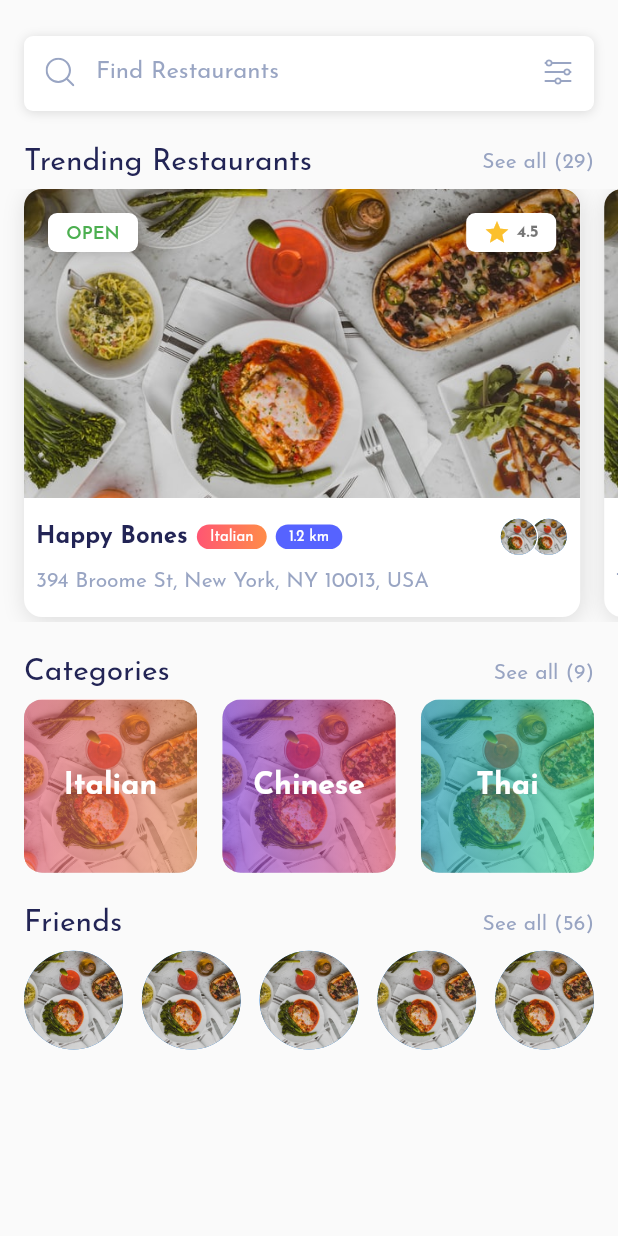
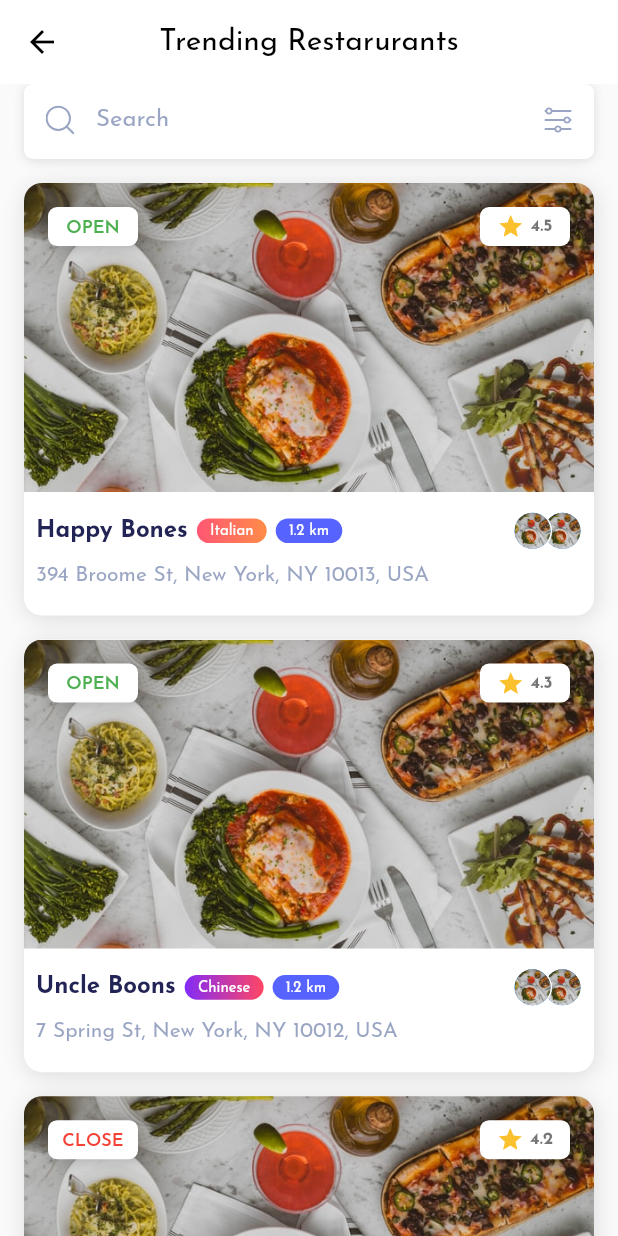
Before and after one commit to iAhmadAmin/FlutterFoodyBite, a Flutter app: the HomePage screen opened directly, after a tap on an icon or button, on a phone screen of 412 x 824 dp. Run offline on Flutter 3.47's test engine with Material 2 defaults, Android fonts, the phone set to English and light mode, and no system bars; our stand-ins replace flutter_svg, get, glassmorphism.

```diff
--- a/lib/constants/colors.dart
+++ b/lib/constants/colors.dart
@@ -7,6 +7,7 @@ const kSecondaryColor = Color(0xFF6E7FAA);
 const kTextColor = Color(0xFF222455);
 final kSecondaryTextColor = const Color(0xFF6E7FAA).withOpacity(0.7);
 final kTextFieldColor = Colors.white.withOpacity(0.25);
+final kBackgroundColor = Colors.white;
 
 // Food Category Gradients
 const kItalianGradient = LinearGradient(colors: [
@@ -61,5 +62,7 @@ LinearGradient getCategoryGradient(FCategory category) {
       return kMaxicanGradient;
     case FCategory.Thai:
       return kThaiGradient;
+    default:
+      return kItalianGradient;
   }
 }
--- a/lib/main.dart
+++ b/lib/main.dart
@@ -1,5 +1,8 @@
 import 'package:flutter/material.dart';
 import 'package:foodybite/utils/size_config.dart';
+import 'package:foodybite/view/pages/AuthFlow/ForgotPass/forgot_pass_page.dart';
+import 'package:foodybite/view/pages/HomeFlow/Filter/filter_page.dart';
+import 'package:foodybite/view/pages/HomeFlow/Trending/trending_restaurants_page.dart';
 import 'package:foodybite/view/pages/RootPage/root_page.dart';
 import 'package:get/get.dart';
 
@@ -24,6 +27,6 @@ class Root extends StatelessWidget {
   @override
   Widget build(BuildContext context) {
     SizeConfig.initSize(context);
-    return RootPage();
+    return FilterPage();
   }
 }
--- a/lib/models/data.dart
+++ b/lib/models/data.dart
@@ -18,4 +18,12 @@ List<Restaurant> restaurantList = [
     isOpen: true,
     category: FCategory.Chinese,
   ),
+  Restaurant(
+    imagePath: Images.food,
+    name: 'Uncle Boons',
+    rating: 4.2,
+    address: '7 Spring St, New York, NY 10012, USA',
+    isOpen: false,
+    category: FCategory.Chinese,
+  ),
 ];
--- a/lib/view/Widgets/restaurant_tile.dart
+++ b/lib/view/Widgets/restaurant_tile.dart
@@ -10,9 +10,11 @@ class RestaurantTile extends StatelessWidget {
   const RestaurantTile({
     Key key,
     @required this.restaurant,
+    this.margin = const EdgeInsets.fromLTRB(kPadding, kPadding, kPadding, 0),
   }) : super(key: key);
 
   final Restaurant restaurant;
+  final EdgeInsetsGeometry margin;
 
   @override
   Widget build(BuildContext context) {
@@ -20,12 +22,9 @@ class RestaurantTile extends StatelessWidget {
     const int circleLimit = noOfFriends > 4 ? 4 : noOfFriends;
     const int more = noOfFriends - 4 > 0 ? noOfFriends - 4 : 0;
     return Container(
-        margin: const EdgeInsets.only(
-          left: kPadding,
-          bottom: 3,
-        ),
+        margin: margin,
         height: getRelativeWidth(0.7),
-        width: getRelativeWidth(0.9),
+        width: getRelativeWidth(1),
         decoration: BoxDecoration(
             borderRadius: BorderRadius.circular(kBorderRadius),
             color: Colors.white,
@@ -40,7 +39,7 @@ class RestaurantTile extends StatelessWidget {
           children: [
             SizedBox(
                 height: getRelativeWidth(0.5),
-                width: getRelativeWidth(0.9),
+                width: getRelativeWidth(1),
                 child: Stack(
                   children: [
                     SizedBox.expand(
@@ -130,7 +129,7 @@ class RestaurantTile extends StatelessWidget {
                 )),
             SizedBox(
               height: getRelativeWidth(0.17),
-              width: getRelativeWidth(0.9),
+              width: getRelativeWidth(1),
               child: Padding(
                 padding: const EdgeInsets.symmetric(
                   horizontal: kPadding / 2,
--- a/lib/view/Widgets/search_field.dart
+++ b/lib/view/Widgets/search_field.dart
@@ -7,7 +7,10 @@ import 'package:foodybite/constants/icons.dart';
 class SearchField extends StatelessWidget {
   const SearchField({
     Key key,
+    this.hint = 'Search',
   }) : super(key: key);
+
+  final String hint;
 
   @override
   Widget build(BuildContext context) {
@@ -32,7 +35,7 @@ class SearchField extends StatelessWidget {
         style:
             Theme.of(context).textTheme.subtitle1.copyWith(color: kTextColor),
         decoration: InputDecoration(
-          hintText: 'Find Restaurants',
+          hintText: hint,
           hintStyle: Theme.of(context)
               .textTheme
               .subtitle1
--- a/lib/view/pages/AuthFlow/ForgotPass/forgot_pass_page.dart
+++ b/lib/view/pages/AuthFlow/ForgotPass/forgot_pass_page.dart
@@ -6,7 +6,6 @@ import 'package:foodybite/utils/size_config.dart';
 import 'package:foodybite/utils/validators.dart';
 import 'package:foodybite/view/widgets/input_field.dart';
 import 'package:foodybite/view/widgets/mbutton.dart';
-import 'package:get/get.dart';
 
 class ForgotPassPage extends StatefulWidget {
   @override
--- a/lib/view/pages/HomeFlow/Home/home_page.dart
+++ b/lib/view/pages/HomeFlow/Home/home_page.dart
@@ -5,10 +5,12 @@ import 'package:foodybite/constants/images.dart';
 import 'package:foodybite/models/data.dart';
 import 'package:foodybite/models/restaurant_model.dart';
 import 'package:foodybite/utils/size_config.dart';
+import 'package:foodybite/view/pages/HomeFlow/Trending/trending_restaurants_page.dart';
 import 'package:foodybite/view/widgets/category_tile.dart';
 import 'package:foodybite/view/widgets/heading_bar.dart';
 import 'package:foodybite/view/widgets/restaurant_tile.dart';
 import 'package:foodybite/view/widgets/search_field.dart';
+import 'package:get/get.dart';
 
 class HomePage extends StatefulWidget {
   const HomePage({Key key}) : super(key: key);
@@ -36,7 +38,9 @@ class _HomePageState extends State<HomePage> {
               HeadinBar(
                 label: 'Trending Restaurants',
                 count: '29',
-                onTap: () {},
+                onTap: () {
+                  Get.to(() => const TrendingRestarurantsPage());
+                },
               ),
               SizedBox(
                 height: getRelativeWidth(0.7),
@@ -48,6 +52,10 @@ class _HomePageState extends State<HomePage> {
                       return index < restaurantList.length
                           ? RestaurantTile(
                               restaurant: restaurantList[index],
+                              margin: const EdgeInsets.only(
+                                left: kPadding,
+                                bottom: 3,
+                              ),
                             )
                           : const SizedBox(
                               width: kPadding,
--- /dev/null
+++ b/lib/view/pages/HomeFlow/Trending/trending_restaurants_page.dart
@@ -0,0 +1,47 @@
+import 'package:flutter/material.dart';
+import 'package:foodybite/constants/colors.dart';
+import 'package:foodybite/models/data.dart';
+import 'package:foodybite/view/widgets/restaurant_tile.dart';
+import 'package:foodybite/view/widgets/search_field.dart';
+import 'package:get/get.dart';
+
+class TrendingRestarurantsPage extends StatelessWidget {
+  const TrendingRestarurantsPage({Key key}) : super(key: key);
+
+  @override
+  Widget build(BuildContext context) {
+    return Scaffold(
+      appBar: AppBar(
+        elevation: 0,
+        backgroundColor: kBackgroundColor,
+        centerTitle: true,
+        title: const Text(
+          'Trending Restarurants',
+          style: TextStyle(
+            color: Colors.black,
+          ),
+        ),
+        iconTheme: const IconThemeData(
+          color: Colors.black,
+        ),
+      ),
+      body: SizedBox.expand(
+        child: Column(
+          children: [
+            const SearchField(),
+            Expanded(
+              child: ListView.builder(
+                itemCount: restaurantList.length,
+                itemBuilder: (BuildContext context, int index) {
+                  return RestaurantTile(
+                    restaurant: restaurantList[index],
+                  );
+                },
+              ),
+            ),
+          ],
+        ),
+      ),
+    );
+  }
+}
```
Also changed, not shown: lib/view/pages/HomeFlow/Filter/Components/slider_thumb_shape.dart (added, +70 -0 lines), lib/view/pages/HomeFlow/Filter/filter_page.dart (added, +165 -0 lines).
